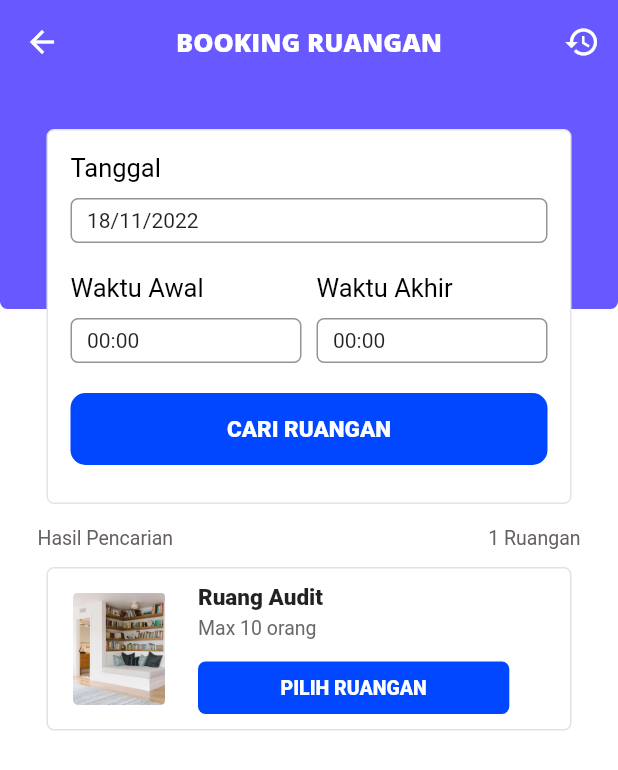
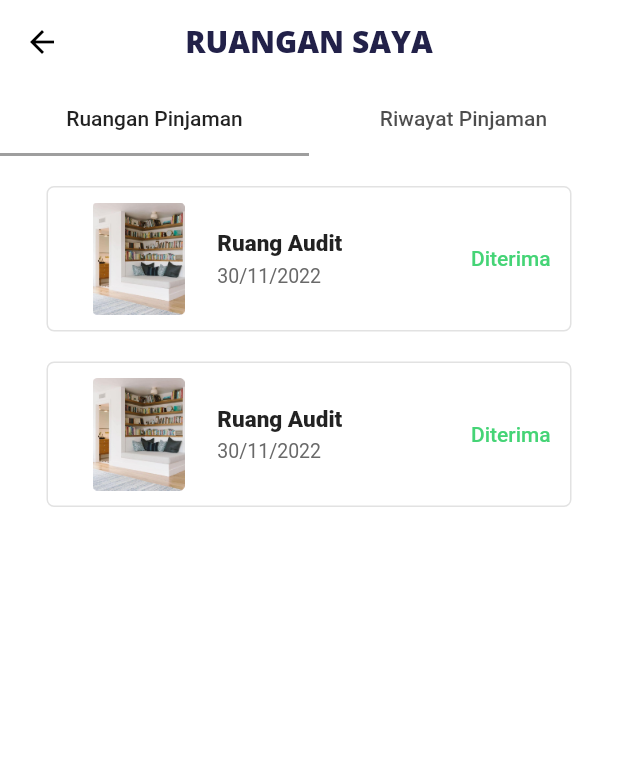
Before and after one commit to axeonasril/perpustakaan_itk, a Flutter app: the BookingRuangan screen opened directly, after a tap on the "history" icon, on a phone screen of 412 x 824 dp. Shown: the top 770 px of the screen. Run offline on Flutter 3.47's test engine with Material 2 defaults, Android fonts, the light colour scheme and no system bars; our stand-ins replace carousel_slider, convex_bottom_bar, date_format, dio, flutter_feather_icons, google_fonts and 3 more; missing offline and left inert: dart:ffi, javascript, mobile_scanner; accounts and stored records are empty.

Commit message:
finishing riwayat ruangan pinjaman

```diff
--- a/lib/pages/booking_ruangan.dart
+++ b/lib/pages/booking_ruangan.dart
@@ -3,6 +3,7 @@ import 'package:google_fonts/google_fonts.dart';
 import 'package:date_format/date_format.dart';
 import 'package:intl/intl.dart';
 import 'package:perpustakaan_itk/pages/hasil_ruangan.dart';
+import 'package:perpustakaan_itk/pages/ruangan_saya.dart';
 
 class BookingRuangan extends StatefulWidget {
   const BookingRuangan({Key key}) : super(key: key);
@@ -80,7 +81,16 @@ class _BookingRuanganState extends State<BookingRuangan> {
       appBar: AppBar(
         actions: [
           IconButton(
-            onPressed: () {},
+            onPressed: () {
+              Navigator.push(
+                context,
+                MaterialPageRoute(
+                  builder: (BuildContext context) {
+                    return RuanganSaya();
+                  },
+                ),
+              );
+            },
             icon: Icon(Icons.history_outlined),
             color: Colors.white,
           ),
--- a/lib/pages/hasil_ruangan.dart
+++ b/lib/pages/hasil_ruangan.dart
@@ -16,8 +16,8 @@ class _HasilRuanganState extends State<HasilRuangan> {
       children: [
         Container(
           padding: EdgeInsets.only(
-            left: 25,
-            right: 25,
+            left: 35,
+            right: 35,
           ),
           child: Row(
             mainAxisAlignment: MainAxisAlignment.spaceBetween,
--- /dev/null
+++ b/lib/pages/ruangan_saya.dart
@@ -0,0 +1,79 @@
+import 'package:flutter/material.dart';
+import 'package:google_fonts/google_fonts.dart';
+import 'package:perpustakaan_itk/pages/booking_ruangan.dart';
+import 'package:perpustakaan_itk/pages/tab_decider.dart';
+import 'package:perpustakaan_itk/widgets/riwayat_pinjaman_ruangan.dart';
+import 'package:perpustakaan_itk/widgets/ruangan_pinjaman.dart';
+
+class RuanganSaya extends StatefulWidget {
+  const RuanganSaya({Key key}) : super(key: key);
+
+  @override
+  State<RuanganSaya> createState() => _RuanganSayaState();
+}
+
+class _RuanganSayaState extends State<RuanganSaya>
+    with SingleTickerProviderStateMixin {
+  TabController controller;
+
+  @override
+  void initState() {
+    controller = new TabController(vsync: this, length: 2);
+    super.initState();
+  }
+
+  @override
+  void dispose() {
+    controller.dispose();
+    super.dispose();
+  }
+
+  @override
+  Widget build(BuildContext context) {
+    return Scaffold(
+      backgroundColor: Color(0xffFFFFFF),
+      appBar: AppBar(
+        leading: BackButton(
+          onPressed: () {
+            CurrentPage.goHome();
+            Navigator.pushReplacement(
+              context,
+              MaterialPageRoute(
+                builder: (BuildContext context) => BookingRuangan(),
+              ),
+            );
+          },
+        ),
+        centerTitle: true,
+        elevation: 0,
+        backgroundColor: Color(0xffFFFFFF),
+        title: Text(
+          'RUANGAN SAYA',
+          style: GoogleFonts.openSans(
+            color: Color(0xff222149),
+            fontSize: 20,
+            fontWeight: FontWeight.w800,
+          ),
+        ),
+        bottom: new TabBar(
+          controller: controller,
+          tabs: <Widget>[
+            new Tab(
+              text: "Ruangan Pinjaman",
+            ),
+            new Tab(
+              text: "Riwayat Pinjaman",
+            ),
+          ],
+        ),
+      ),
+      body: new TabBarView(
+        controller: controller,
+        children: <Widget>[
+          RuanganPinjaman(),
+          RiwayatPinjamanRuangan(),
+        ],
+      ),
+    );
+  }
+}
--- /dev/null
+++ b/lib/widgets/ruangan_pinjaman.dart
@@ -0,0 +1,89 @@
+import 'package:flutter/material.dart';
+
+class RuanganPinjaman extends StatefulWidget {
+  const RuanganPinjaman({Key key}) : super(key: key);
+
+  @override
+  State<RuanganPinjaman> createState() => _RuanganPinjamanState();
+}
+
+class _RuanganPinjamanState extends State<RuanganPinjaman> {
+  @override
+  Widget build(BuildContext context) {
+    return ListView.builder(
+      physics: BouncingScrollPhysics(),
+      itemCount: 2,
+      itemBuilder: (context, index) {
+        return Column(
+          children: [
+            Container(
+              padding: EdgeInsets.all(10),
+            ),
+            Container(
+              width: 350,
+              decoration: BoxDecoration(
+                border: Border.all(color: Color(0xffE2E2E2), width: 1),
+                borderRadius: BorderRadius.all(
+                  Radius.circular(5),
+                ),
+              ),
+              child: Column(
+                children: [
+                  Row(
+                    mainAxisAlignment: MainAxisAlignment.spaceAround,
+                    children: [
+                      Container(
+                        padding: EdgeInsets.all(10),
+                        margin: EdgeInsets.only(right: 50),
+                        child: Row(
+                          children: [
+                            Image.asset(
+                              'assets/ruangan1.png',
+                              height: 75,
+                              width: 75,
+                            ),
+                            SizedBox(
+                              width: 15,
+                            ),
+                            Column(
+                              crossAxisAlignment: CrossAxisAlignment.start,
+                              children: [
+                                Text(
+                                  'Ruang Audit',
+                                  style: TextStyle(
+                                      fontWeight: FontWeight.w800,
+                                      fontSize: 15),
+                                ),
+                                SizedBox(
+                                  height: 5,
+                                ),
+                                Text(
+                                  '30/11/2022',
+                                  style: TextStyle(
+                                    fontSize: 13,
+                                    color: Color(0xff696969),
+                                  ),
+                                ),
+                              ],
+                            ),
+                          ],
+                        ),
+                      ),
+                      // STATUS PINJAMAN
+                      Text(
+                        'Diterima',
+                        style: TextStyle(
+                            color: Color(0xff45D476),
+                            fontWeight: FontWeight.w500),
+                      ),
+                    ],
+                  ),
+                ],
+              ),
+            ),
+          ],
+        );
+      },
+    );
+  }
+}
--- a/lib/widgets/terakhir_dibaca.dart
+++ b/lib/widgets/terakhir_dibaca.dart
@@ -80,7 +80,8 @@ class _TerakhirDibacaState extends State<TerakhirDibaca> {
                       color: Color(0xff696969)),
                 )
               ],
-          ))
+            ),
+          ),
         ],
       ),
     );
```
Also changed, not shown: lib/pages/invoice.dart (+13 -6 lines), lib/widgets/riwayat_pinjaman_ruangan.dart (added, +84 -0 lines), lib/main.dart (line endings or trailing spaces). Lines whose indentation alone changed are shown as unchanged.
